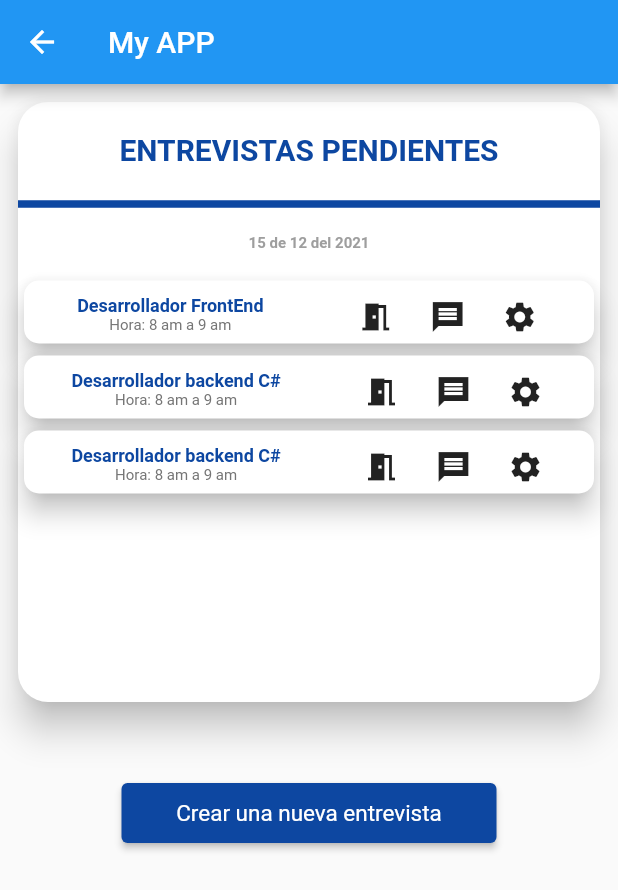
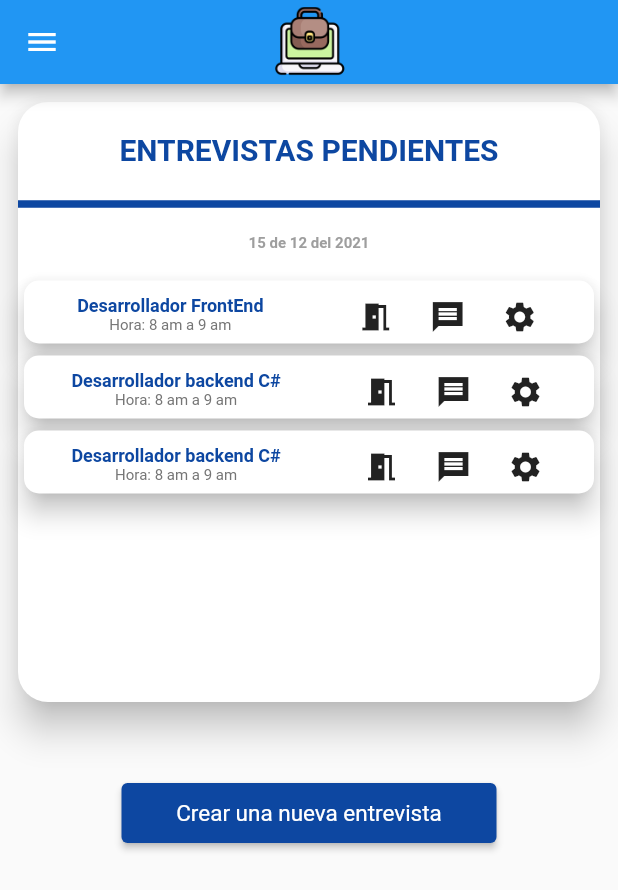
Before and after one commit to DeadCodeApps/MobileApp-Flutter, a Flutter app: the PendingInterviewsView screen opened directly, on a phone screen of 412 x 824 dp. Shown: the top 890 px of the screen. Run offline on Flutter 3.47's test engine with Material 2 defaults, Android fonts, the phone set to English and light mode, and no system bars; our stand-ins replace multi_select_flutter.

Commit message:
fix navbar

```diff
--- a/lib/main.dart
+++ b/lib/main.dart
@@ -2,7 +2,6 @@
 
 import 'package:flutter/material.dart';
 import 'package:stateful_widget/pages/home_page.dart';
-import 'package:stateful_widget/pages/interview/confirm_interview_creation.dart';
 import 'package:stateful_widget/pages/interview/create_interview.dart';
 import 'package:stateful_widget/pages/interview/pending_interviews.dart';
 import 'package:stateful_widget/pages/interview/send_message.dart';
--- a/lib/pages/interview/pending_interviews.dart
+++ b/lib/pages/interview/pending_interviews.dart
@@ -24,9 +24,14 @@ class PendingInterviewsView extends StatelessWidget {
         textStyle: const TextStyle(fontSize: 15), primary: Colors.blue[900]);
 
     return Scaffold(
-        appBar: AppBar(
-          title: Text("My APP"),
-        ),
+        appBar: AppBar(title: Image.asset("assets/logo.png", height: 100.0, width: 50.0),
+      centerTitle: true,
+      leading: IconButton(
+            tooltip: MaterialLocalizations.of(context).openAppDrawerTooltip,
+            icon: const Icon(Icons.menu),
+            onPressed: () {},
+          ),
+      ),
         body: Padding(
           padding: const EdgeInsets.all(8.0),
           child: Column(
--- a/pubspec.yaml
+++ b/pubspec.yaml
@@ -59,6 +59,8 @@ flutter:
   # included with your application, so that you can use the icons in
   # the material Icons class.
   uses-material-design: true
+  assets:
+    - assets/
 
   # To add assets to your application, add an assets section, like this:
   # assets:
```
Also changed, not shown: lib/pages/interview/create_interview.dart (+8 -1 lines), lib/pages/interview/send_message.dart (+11 -6 lines), assets/logo.png (added).
